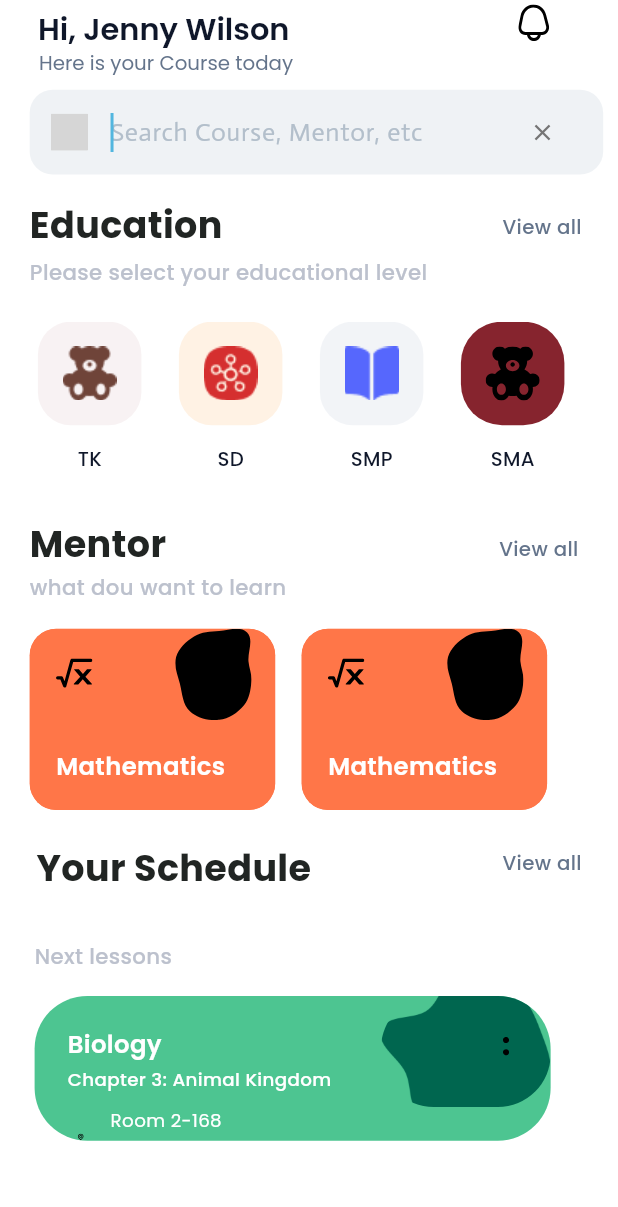
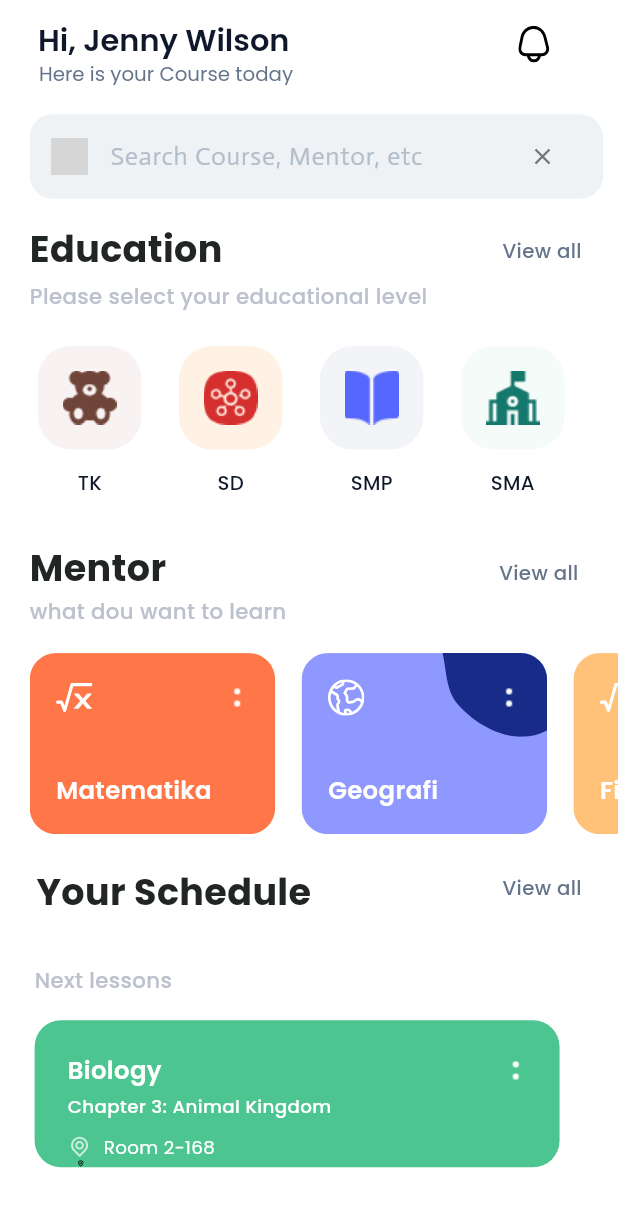
Before and after one commit to vlavenia/PrivatEdu, a Flutter app: the HomepageOnePage screen opened directly, on a phone screen of 412 x 824 dp. Shown: the top 1207 px of the screen. Run offline on Flutter 3.47's test engine with Material 3 defaults, Android fonts, the phone set to English and light mode, and no system bars; our stand-ins replace cached_network_image, carousel_slider, flutter_animate, flutter_svg, flutter_svg_provider, readmore and 1 more; grey boxes are pictures that could not be loaded.

Commit message:
homepageView

```diff
--- a/lib/core.dart
+++ b/lib/core.dart
@@ -45,7 +45,7 @@ export 'package:privatedu/presentation/homepage_bottomsheet/homepage_bottomsheet
 export 'package:privatedu/presentation/homepage_one_container_screen/homepage_one_container_screen.dart';
 export 'package:privatedu/presentation/homepage_one_page/homepage_one_page.dart';
 export 'package:privatedu/presentation/homepage_one_page/widgets/subjects_item_widget.dart';
-export 'package:privatedu/presentation/homepage_one_page/widgets/userprofile_item_widget.dart';
+export 'package:privatedu/presentation/homepage_one_page/widgets/userprofile_item_widget_old.dart';
 export 'package:privatedu/presentation/homepage_three_screen/homepage_three_screen.dart';
 export 'package:privatedu/presentation/homepage_two_screen/homepage_two_screen.dart';
 export 'package:privatedu/presentation/homepage_two_screen/widgets/subjects1_item_widget.dart';
--- a/lib/core/utils/image_constant.dart
+++ b/lib/core/utils/image_constant.dart
@@ -167,7 +167,7 @@ class ImageConstant {
   static String imgSquareRootOfXMathFormula =
       '$imagePath/img_square_root_of_x_math_formula.svg';
 
-  static String imgEllipsisV2 = '$imagePath/img_ellipsis_v_2.svg';
+  static String imgEllipsisV2 = 'assets/icon/iconelipsis.png';
 
   static String imgVectorPrimarycontainer =
       '$imagePath/img_vector_primarycontainer.svg';
--- a/lib/presentation/account_and_setting_page/account_and_setting_page.dart
+++ b/lib/presentation/account_and_setting_page/account_and_setting_page.dart
@@ -1,5 +1,6 @@
 import 'package:flutter/material.dart';
 import 'package:privatedu/core/app_export.dart';
+import 'package:privatedu/module/login/view/login_view.dart';
 import 'package:privatedu/widgets/app_bar/appbar_subtitle_three.dart';
 import 'package:privatedu/widgets/app_bar/appbar_title_image.dart';
 import 'package:privatedu/widgets/app_bar/custom_app_bar.dart';
@@ -93,7 +94,10 @@ class AccountAndSettingPage extends StatelessWidget {
                   padding: EdgeInsets.all(12.h),
                   decoration: IconButtonStyleHelper.fillGray,
                   onTap: () {
-                    onTapBtnFiRrSignOut(context);
+                    Navigator.pushReplacement(
+                    context,
+                    MaterialPageRoute(builder: (context) => LoginView()),
+                    );
                   },
                   child:
                       CustomImageView(imagePath: ImageConstant.imgFiRrSignOut)))
@@ -115,7 +119,7 @@ class AccountAndSettingPage extends StatelessWidget {
               height: 40.adaptSize,
               width: 40.adaptSize,
               padding: EdgeInsets.all(10.h),
-              decoration: IconButtonStyleHelper.fillCyan,
+              decoration: IconButtonStyleHelper.lightblue,
               child:
                   CustomImageView(imagePath: ImageConstant.imgFiRrShieldCheck)),
           Padding(
--- a/lib/presentation/homepage_one_page/homepage_one_page.dart
+++ b/lib/presentation/homepage_one_page/homepage_one_page.dart
@@ -1,7 +1,7 @@
 import 'package:privatedu/presentation/homepage_two_screen/homepage_two_screen.dart';
 
 import '../homepage_one_page/widgets/subjects_item_widget.dart';
-import '../homepage_one_page/widgets/userprofile_item_widget.dart';
+import 'widgets/userprofile_item_widget.dart';
 import 'package:flutter/material.dart';
 import 'package:privatedu/core/app_export.dart';
 import 'package:privatedu/widgets/app_bar/appbar_subtitle_five.dart';
@@ -25,7 +25,7 @@ class HomepageOnePage extends StatelessWidget {
             body: SizedBox(
                 width: SizeUtils.width,
                 child: SingleChildScrollView(
-                    padding: EdgeInsets.only(top: 3.v),
+                    padding: EdgeInsets.only(top: 19.v),
                     child: Padding(
                         padding: EdgeInsets.only(left: 18.h),
                         child: Column(children: [
@@ -33,6 +33,7 @@ class HomepageOnePage extends StatelessWidget {
                               padding: EdgeInsets.only(right: 9.h),
                               child: CustomSearchView(
                                   controller: searchController,
+                                  autofocus:false,
                                   hintText: "Search Course, Mentor, etc")),
                           SizedBox(height: 16.v),
                           _buildEducation(context),
@@ -49,7 +50,7 @@ class HomepageOnePage extends StatelessWidget {
   PreferredSizeWidget _buildAppBar(BuildContext context) {
     return CustomAppBar(
         title: Padding(
-            padding: EdgeInsets.only(left: 23.h),
+            padding: EdgeInsets.only(left: 23.h,top: 15),
             child: Column(children: [
               AppbarTitle(
                   text: "Hi, Jenny Wilson",
@@ -58,9 +59,9 @@ class HomepageOnePage extends StatelessWidget {
               AppbarSubtitleFive(text: "Here is your Course today ")
             ])),
         actions: [
-          AppbarTrailingImage(
+          AppbarTrailingImage(//imgVector
               imagePath: ImageConstant.imgVector,
-              margin: EdgeInsets.fromLTRB(40.h, 2.v, 40.h, 28.v))
+              margin: EdgeInsets.fromLTRB(50.h, 2.v, 40.h, 0.v))
         ]);
   }
 
@@ -142,6 +143,32 @@ class HomepageOnePage extends StatelessWidget {
 
   /// Section Widget
   Widget _buildUserProfile(BuildContext context) {
+
+          List images = [
+                      {
+                        'image': 'assets/onboarding/onboarding1.png',
+                        'title': 'Matematika',
+                        'background':
+                            appTheme.deepOrange400,
+                            'icon':
+                              'assets/images/img_square_root_of_x_math_formula.svg'
+                      },
+                      {
+                        'image': 'assets/onboarding/onboarding3.png',
+                        'title': 'Geografi',
+                        'background':
+                            appTheme.blue,
+                        'icon':  'assets/images/img_earth_1.svg'
+                      },
+                      {
+                        'image': 'assets/onboarding/onboarding2.png',
+                        'title': 'Fisika',
+                        'background':
+                            appTheme.yellow,
+                            'icon':  'assets/images/img_square_root_of_x_math_formula.svg'
+                      },
+                    ];
+
     return SizedBox(
         height: 119.v,
         child: ListView.separated(
@@ -149,10 +176,11 @@ class HomepageOnePage extends StatelessWidget {
             separatorBuilder: (context, index) {
               return SizedBox(width: 16.h);
             },
-            itemCount: 2,
-            itemBuilder: (context, index) {
-              return UserprofileItemWidget();
+            itemCount: images.length,
+            itemBuilder: (BuildContext context, int index) {
+              return UserprofileItemWidget(images[index]['title'], images[index]['background'], images[index]['icon']);
             }));
+            // images.map((imageUrl) {
   }
 
   /// Section Widget
@@ -165,7 +193,7 @@ class HomepageOnePage extends StatelessWidget {
           Container(
               margin: EdgeInsets.only(right: 13.h),
               decoration: AppDecoration.fillTeal
-                  .copyWith(borderRadius: BorderRadiusStyle.roundedBorder32),
+                  .copyWith(borderRadius: BorderRadiusStyle.roundedBorder16),
               child: Row(
                   mainAxisAlignment: MainAxisAlignment.end,
                   crossAxisAlignment: CrossAxisAlignment.start,
@@ -173,43 +201,57 @@ class HomepageOnePage extends StatelessWidget {
                   children: [
                     Padding(
                         padding: EdgeInsets.only(left: 20.h, top: 21.v),
+
+                        child: Container(
+                          width: 328,
                           child: Column(
+
                               crossAxisAlignment: CrossAxisAlignment.start,
+                              children: [
+                                Row(
+
+                                  mainAxisAlignment: MainAxisAlignment.spaceBetween,
                                   children: [
                                     Text("Biology",
                                         style: CustomTextStyles.titleMediumWhiteA700),
+                                    Padding(
+                                      padding: const EdgeInsets.only(right: 17),
+                                      child: CustomImageView(
+                                                                      imagePath:
+                                      'assets/icon/iconelipsis.png',
+                                                                      height: 24.adaptSize,
+                                                                      width: 24.adaptSize,
+                                                                      color: Colors.white
+                                                                    ),
+                                    )
+                                  ],
+                                ),
                                 SizedBox(height: 3.v),
                                 Text("Chapter 3: Animal Kingdom",
                                     style: CustomTextStyles.labelLargeWhiteA700),
                                 SizedBox(height: 10.v),
-                              Padding(
-                                  padding: EdgeInsets.only(left: 26.h),
-                                  child: Text("Room 2-168",
+                                  Row(
+                                    children: [
+                                      CustomImageView(
+                                    imagePath: 'assets/images/img_location_point_2.svg',
+                                    color: Colors.white70,
+                                    radius: BorderRadius.circular(2.h)),
+                                    const SizedBox(
+                                  width: 8.0,
+                                    ),
+                                      Text("Room 2-168",
                                             style: CustomTextStyles
-                                          .bodySmallWhiteA700_1)),
+                                                .bodySmallWhiteA700_1),
+                                    ],
+                                  ),
                                 CustomImageView(
                                     imagePath: ImageConstant.imgLocationPoint2,
                                     height: 5.v,
                                     width: 16.h,
                                     radius: BorderRadius.circular(2.h))
-                            ])),
-                    Container(
-                        height: 73.v,
-                        width: 103.h,
-                        margin: EdgeInsets.only(left: 30.h, bottom: 14.v),
-                        padding: EdgeInsets.symmetric(
-                            horizontal: 16.h, vertical: 21.v),
-                        decoration: BoxDecoration(
-                            borderRadius: BorderRadiusStyle.roundedBorder32,
-                            image: DecorationImage(
-                                image: AssetImage(ImageConstant.imgGroup29),
-                                fit: BoxFit.cover)),
-                        child: CustomImageView(
-                            imagePath: ImageConstant.imgEllipsisV2,
-                            height: 24.adaptSize,
-                            width: 24.adaptSize,
-                            radius: BorderRadius.circular(12.h),
-                            alignment: Alignment.topRight))
+                              ]),
+                        )),
+
                   ]))
         ]));
   }
--- a/lib/presentation/homepage_one_page/widgets/subjects_item_widget.dart
+++ b/lib/presentation/homepage_one_page/widgets/subjects_item_widget.dart
@@ -97,9 +97,10 @@ class SubjectsItemWidget extends StatelessWidget {
                 height: 68.adaptSize,
                 width: 68.adaptSize,
                 padding: EdgeInsets.all(15.h),
-                decoration: IconButtonStyleHelper.fillPink,
+                decoration: IconButtonStyleHelper.lightgreen,
                 child: CustomImageView(
-                  imagePath: ImageConstant.imgSearch,
+                  imagePath: 'assets/icon/education/sma.png',
+
                 ),
               ),
               SizedBox(height: 13.v),
--- a/lib/presentation/homepage_one_page/widgets/userprofile_item_widget.dart
+++ b/lib/presentation/homepage_one_page/widgets/userprofile_item_widget.dart
@@ -3,38 +3,51 @@ import 'package:privatedu/core/app_export.dart';
 
 // ignore: must_be_immutable
 class UserprofileItemWidget extends StatelessWidget {
-  const UserprofileItemWidget({Key? key})
+   String title;
+   Color colorbackground;
+   String icon;
+
+
+
+  UserprofileItemWidget( this.title, this.colorbackground, this.icon, {Key? key})
       : super(
           key: key,
         );
-
-  @override
+        final checked = true;
   Widget build(BuildContext context) {
-    return SizedBox(
+    return Row(
+      children: [
+        SizedBox(
           width: 149.h,
           child: Card(
             clipBehavior: Clip.antiAlias,
             elevation: 0,
             margin: EdgeInsets.all(0),
-        color: appTheme.deepOrange400,
+
             shape: RoundedRectangleBorder(
               borderRadius: BorderRadiusStyle.roundedBorder16,
             ),
             child: Container(
               height: 119.v,
               width: 149.h,
-          decoration: AppDecoration.fillDeepOrange.copyWith(
-            borderRadius: BorderRadiusStyle.roundedBorder16,
-          ),
+              color: colorbackground,
               child: Stack(
                 alignment: Alignment.center,
                 children: [
-              CustomImageView(
-                imagePath: ImageConstant.imgUserOrange200,
-                height: 60.v,
-                width: 75.h,
-                alignment: Alignment.topRight,
+                  //conditional widget
+                if (title=='Geografi')
+              Positioned(
+                bottom: 65,
+                left: 62,
+                child: CustomImageView(
+                  imagePath: 'assets/images/img_vector_primarycontainer.svg',
+                  height: 169.v,
+                  width: 166.h,
+                  color: Color.fromARGB(255, 24, 43, 136),
                 ),
+              ),
+
+
                   Align(
                     alignment: Alignment.center,
                     child: Padding(
@@ -51,20 +64,22 @@ class UserprofileItemWidget extends StatelessWidget {
                             children: [
                               CustomImageView(
                                 imagePath:
-                                ImageConstant.imgSquareRootOfXMathFormula,
+                                    icon,
                                 height: 24.adaptSize,
                                 width: 24.adaptSize,
+                                color: Colors.white
                               ),
                               CustomImageView(
                                 imagePath: ImageConstant.imgEllipsisV2,
                                 height: 24.adaptSize,
                                 width: 24.adaptSize,
+                                color: Colors.white,
                               ),
                             ],
                           ),
                           SizedBox(height: 38.v),
                           Text(
-                        "Mathematics",
+                            title,
                             style: CustomTextStyles.titleMediumWhiteA700,
                           ),
                         ],
@@ -75,6 +90,9 @@ class UserprofileItemWidget extends StatelessWidget {
               ),
             ),
           ),
+        ),
+
+      ],
     );
   }
 }
--- a/lib/presentation/message_one_tab_container_page/message_one_tab_container_page.dart
+++ b/lib/presentation/message_one_tab_container_page/message_one_tab_container_page.dart
@@ -46,6 +46,7 @@ class MessageOneTabContainerPageState extends State<MessageOneTabContainerPage>
                 ),
                 child: CustomSearchView(
                   controller: searchController,
+                  autofocus:false,
                   hintText: "Search by name, number...",
                   hintStyle: CustomTextStyles.bodyMediumBluegray200,
                 ),
--- a/lib/presentation/my_bookings_one_tab_container_page/my_bookings_one_tab_container_page.dart
+++ b/lib/presentation/my_bookings_one_tab_container_page/my_bookings_one_tab_container_page.dart
@@ -48,6 +48,7 @@ class MyBookingsOneTabContainerPageState
                 ),
                 child: CustomSearchView(
                   controller: searchController,
+                  autofocus:false,
                   hintText: "Search Course, Mentor, etc",
                   contentPadding: EdgeInsets.symmetric(vertical: 15.v),
                 ),
--- a/lib/theme/theme_helper.dart
+++ b/lib/theme/theme_helper.dart
@@ -238,7 +238,9 @@ class PrimaryColors {
   // DeepOrange
   Color get deepOrange400 => Color(0XFFFF7648);
   Color get deepOrange90067 => Color(0X67B45309);
-
+  //custom FFC278
+  Color get blue => Color.fromARGB(255, 143, 152, 255);
+  Color get yellow => Color.fromARGB(255, 255, 194, 120);
   // Gray
   Color get gray100 => Color(0XFFF2F7FA);
   Color get gray10001 => Color(0XFFF3F6F6);
@@ -300,6 +302,7 @@ class PrimaryColors {
   Color get backgroundbrown => Color(0XF86242E);
   Color get backgroundorange => Color.fromARGB(255, 255, 191, 142);
   Color get backgroundblue => Color(0XF27487F);
+  Color get backgroundgreen => Color(0XF46BD84);
 }
 
 PrimaryColors get appTheme => ThemeHelper().themeColor();
--- a/lib/widgets/custom_icon_button.dart
+++ b/lib/widgets/custom_icon_button.dart
@@ -131,6 +131,11 @@ extension IconButtonStyleHelper on CustomIconButton {
         color: appTheme.backgroundblue,
         borderRadius: BorderRadius.circular(20.h),
       );
+      //lightgreen
+      static BoxDecoration get lightgreen => BoxDecoration(
+        color: appTheme.backgroundgreen,
+        borderRadius: BorderRadius.circular(20.h),
+      );
   static BoxDecoration get outlineWhiteA => BoxDecoration(
         color: appTheme.indigo400,
         borderRadius: BorderRadius.circular(16.h),
```
Also changed, not shown: lib/presentation/homepage_one_page/widgets/userprofile_item_widget_old.dart (added, +19 -0 lines), assets/icon/education/sma.png (added), assets/icon/iconelipsis.png (added). Lines whose indentation alone changed are shown as unchanged.
